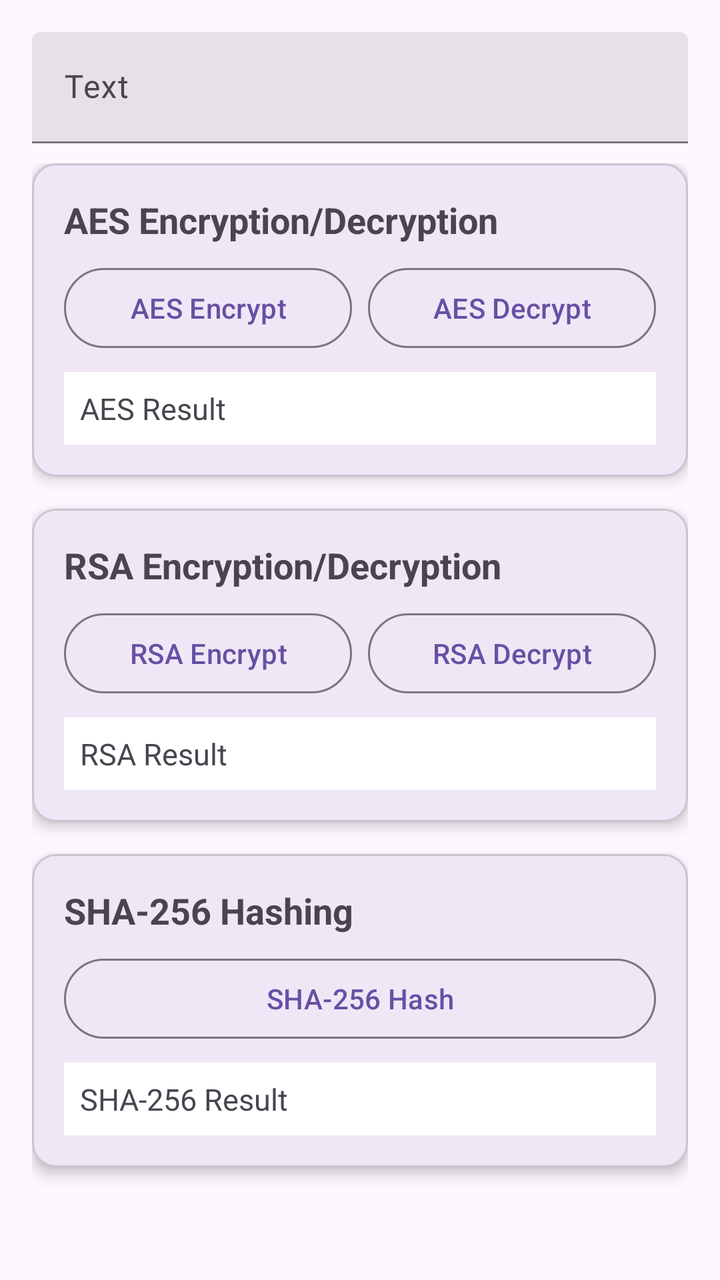
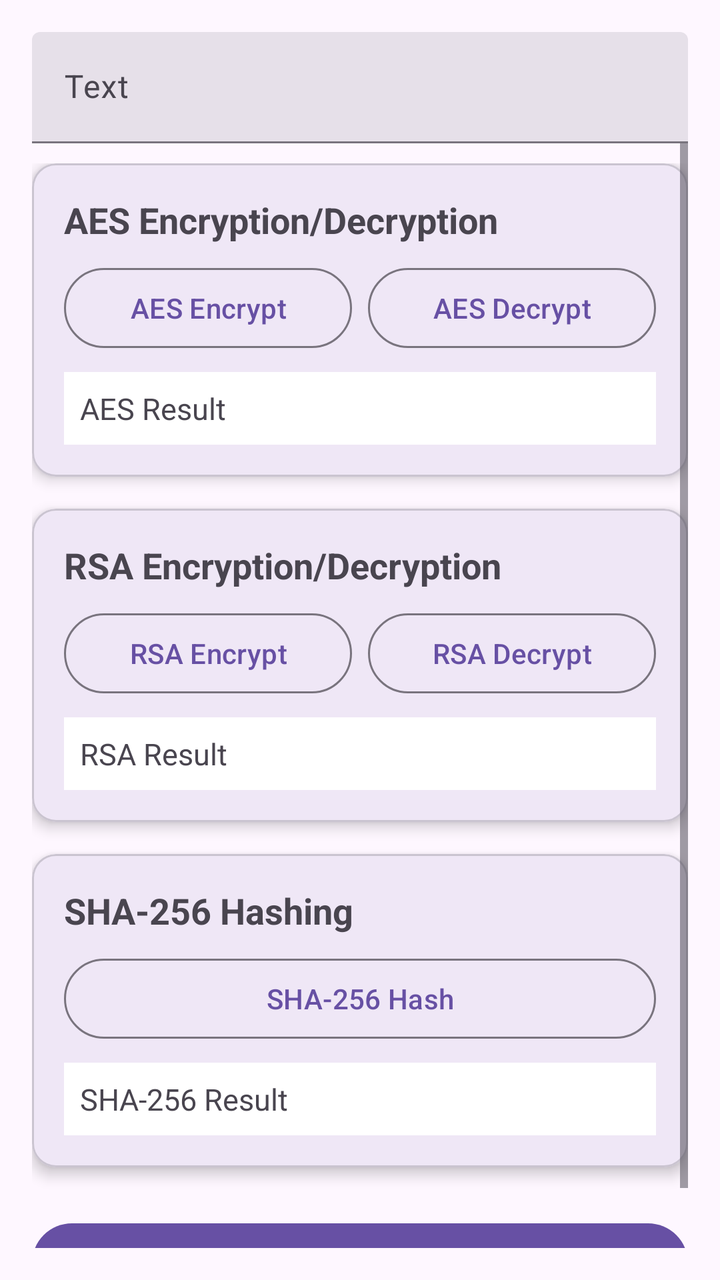

The first picture is an Android layout as it rendered before a commit; the second is the same layout after the commit. The layout source and the unified diff follow.
<!-- AndroidManifest.xml: application theme Theme.SecurityPractice -->
<!-- res/layout/fragment_encryption_tools.xml -->
<?xml version="1.0" encoding="utf-8"?>
<androidx.constraintlayout.widget.ConstraintLayout xmlns:android="http://schemas.android.com/apk/res/android"
    xmlns:app="http://schemas.android.com/apk/res-auto"
    xmlns:tools="http://schemas.android.com/tools"
    android:layout_width="match_parent"
    android:layout_height="match_parent"
    android:padding="16dp"
    tools:context=".EncryptionToolsFragment">

    <com.google.android.material.textfield.TextInputLayout
        android:id="@+id/filledTextField"
        style="?attr/textInputFilledStyle"
        android:layout_width="match_parent"
        android:layout_height="wrap_content"
        android:hint="Text"
        app:layout_constraintEnd_toEndOf="parent"
        app:layout_constraintStart_toStartOf="parent"
        app:layout_constraintTop_toTopOf="parent">

        <com.google.android.material.textfield.TextInputEditText
            android:id="@+id/etTextToEncrypt"
            android:layout_width="match_parent"
            android:layout_height="wrap_content" />

    </com.google.android.material.textfield.TextInputLayout>

    <ScrollView
        android:layout_width="match_parent"
        android:layout_height="0dp"
        app:layout_constraintBottom_toBottomOf="parent"
        app:layout_constraintEnd_toEndOf="parent"
        app:layout_constraintStart_toStartOf="parent"
        app:layout_constraintTop_toBottomOf="@id/filledTextField">

        <LinearLayout
            android:layout_width="match_parent"
            android:layout_height="wrap_content"
            android:orientation="vertical"
            android:paddingTop="10dp">

            <com.google.android.material.card.MaterialCardView
                android:layout_width="match_parent"
                android:layout_height="wrap_content"
                android:layout_marginBottom="16dp"
                app:cardCornerRadius="12dp"
                app:cardElevation="4dp">

                <LinearLayout
                    android:layout_width="match_parent"
                    android:layout_height="wrap_content"
                    android:orientation="vertical"
                    android:padding="16dp">

                    <TextView
                        android:layout_width="wrap_content"
                        android:layout_height="wrap_content"
                        android:text="AES Encryption/Decryption"
                        android:textSize="18sp"
                        android:textStyle="bold" />

                    <LinearLayout
                        android:layout_width="match_parent"
                        android:layout_height="wrap_content"
                        android:layout_marginTop="8dp"
                        android:gravity="center"
                        android:orientation="horizontal">

                        <com.google.android.material.button.MaterialButton
                            android:id="@+id/btnAESEncrypt"
                            style="?attr/materialButtonOutlinedStyle"
                            android:layout_width="0dp"
                            android:layout_height="wrap_content"
                            android:layout_weight="1"
                            android:text="AES Encrypt" />

                        <Space
                            android:layout_width="8dp"
                            android:layout_height="wrap_content" />

                        <com.google.android.material.button.MaterialButton
                            android:id="@+id/btnAESDecrypt"
                            style="?attr/materialButtonOutlinedStyle"
                            android:layout_width="0dp"
                            android:layout_height="wrap_content"
                            android:layout_weight="1"
                            android:text="AES Decrypt" />
                    </LinearLayout>

                    <TextView
                        android:id="@+id/tvAesResult"
                        android:layout_width="match_parent"
                        android:layout_height="wrap_content"
                        android:layout_marginTop="8dp"
                        android:background="@android:color/background_light"
                        android:padding="8dp"
                        android:text="AES Result"
                        android:textSize="15sp" />
                </LinearLayout>
            </com.google.android.material.card.MaterialCardView>

            <com.google.android.material.card.MaterialCardView
                android:layout_width="match_parent"
                android:layout_height="wrap_content"
                android:layout_marginBottom="16dp"
                app:cardCornerRadius="12dp"
                app:cardElevation="4dp">

                <LinearLayout
                    android:layout_width="match_parent"
                    android:layout_height="wrap_content"
                    android:orientation="vertical"
                    android:padding="16dp">

                    <TextView
                        android:layout_width="wrap_content"
                        android:layout_height="wrap_content"
                        android:text="RSA Encryption/Decryption"
                        android:textSize="18sp"
                        android:textStyle="bold" />

                    <LinearLayout
                        android:layout_width="match_parent"
                        android:layout_height="wrap_content"
                        android:layout_marginTop="8dp"
                        android:gravity="center"
                        android:orientation="horizontal">

                        <com.google.android.material.button.MaterialButton
                            android:id="@+id/btnRsaEncrypt"
                            style="?attr/materialButtonOutlinedStyle"
                            android:layout_width="0dp"
                            android:layout_height="wrap_content"
                            android:layout_weight="1"
                            android:text="RSA Encrypt" />

                        <Space
                            android:layout_width="8dp"
                            android:layout_height="wrap_content" />

                        <com.google.android.material.button.MaterialButton
                            android:id="@+id/btnRsaDecrypt"
                            style="?attr/materialButtonOutlinedStyle"
                            android:layout_width="0dp"
                            android:layout_height="wrap_content"
                            android:layout_weight="1"
                            android:text="RSA Decrypt" />
                    </LinearLayout>

                    <TextView
                        android:id="@+id/tvRsaResult"
                        android:layout_width="match_parent"
                        android:layout_height="wrap_content"
                        android:layout_marginTop="8dp"
                        android:background="@android:color/background_light"
                        android:padding="8dp"
                        android:text="RSA Result"
                        android:textSize="15sp" />
                </LinearLayout>
            </com.google.android.material.card.MaterialCardView>

            <com.google.android.material.card.MaterialCardView
                android:layout_width="match_parent"
                android:layout_height="wrap_content"
                android:layout_marginBottom="16dp"
                app:cardCornerRadius="12dp"
                app:cardElevation="4dp">

                <LinearLayout
                    android:layout_width="match_parent"
                    android:layout_height="wrap_content"
                    android:orientation="vertical"
                    android:padding="16dp">

                    <TextView
                        android:layout_width="wrap_content"
                        android:layout_height="wrap_content"
                        android:text="SHA-256 Hashing"
                        android:textSize="18sp"
                        android:textStyle="bold" />

                    <com.google.android.material.button.MaterialButton
                        android:id="@+id/btnSha256"
                        style="?attr/materialButtonOutlinedStyle"
                        android:layout_width="match_parent"
                        android:layout_height="wrap_content"
                        android:layout_marginTop="8dp"
                        android:text="SHA-256 Hash" />

                    <TextView
                        android:id="@+id/tvSha256Result"
                        android:layout_width="match_parent"
                        android:layout_height="wrap_content"
                        android:layout_marginTop="8dp"
                        android:background="@android:color/background_light"
                        android:padding="8dp"
                        android:text="SHA-256 Result"
                        android:textSize="15sp" />
                </LinearLayout>
            </com.google.android.material.card.MaterialCardView>

        </LinearLayout>
    </ScrollView>
</androidx.constraintlayout.widget.ConstraintLayout>
<!-- resources referenced by this layout -->
<resources>
  <style name="Theme.SecurityPractice" parent="Base.Theme.SecurityPractice" />
  <style name="Base.Theme.SecurityPractice" parent="Theme.Material3.Light.NoActionBar" />
</resources>

<!-- the commit's change to res/layout/fragment_encryption_tools.xml (unified diff, before → after) -->
@@ -197,7 +197,12 @@
                         android:textSize="15sp" />
                 </LinearLayout>
             </com.google.android.material.card.MaterialCardView>
-
+            <com.google.android.material.button.MaterialButton
+                android:id="@+id/btnSimulate"
+                android:layout_width="match_parent"
+                android:layout_height="wrap_content"
+                android:layout_marginTop="8dp"
+                android:text="Simulate Encryptions Process" />
         </LinearLayout>
     </ScrollView>
 </androidx.constraintlayout.widget.ConstraintLayout>
